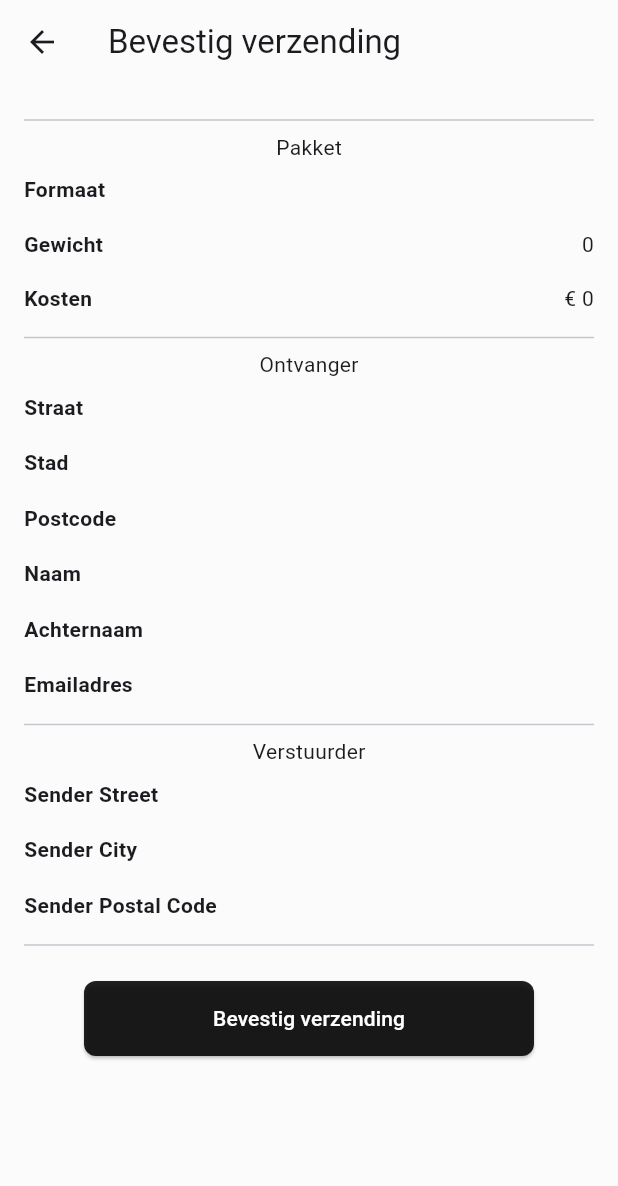
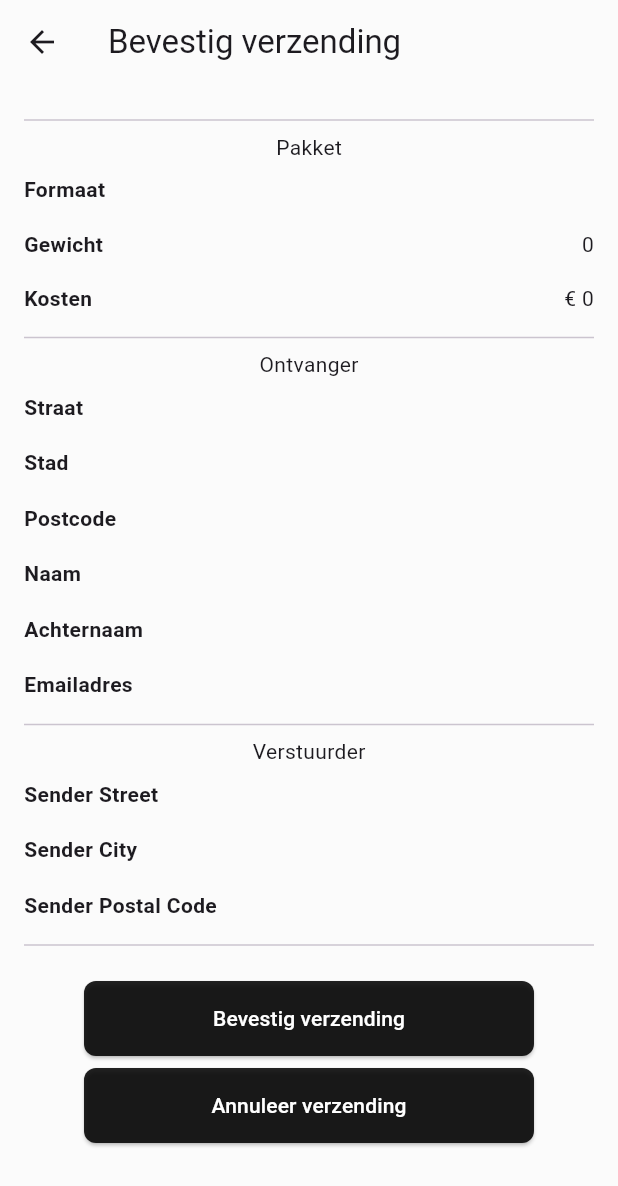
Before and after one commit to AaldertKroes/software_startup, a Flutter app: the SendPackagesConfirm screen opened directly with empty values, on a phone screen of 412 x 824 dp. Shown: the top 1186 px of the screen. Run offline on Flutter 3.47's test engine with Material 3 defaults, Android fonts, the phone set to English and light mode, and no system bars; our stand-ins replace flutter_secure_storage; accounts and stored records are empty.

Commit message:
Cancel button added to the SendPackageConfirmView

```diff
--- a/lib/views/send_package/SendPackagesConfirmView.dart
+++ b/lib/views/send_package/SendPackagesConfirmView.dart
@@ -87,6 +87,22 @@ class _SendPackagesConfirmState extends State<SendPackagesConfirm> {
               style: TextStyle(color: Colors.white),
             ),
           ),
+          const SizedBox(height: 8),
+          ElevatedButton(
+            onPressed: () => {
+              if (mounted) {
+                Navigator.popUntil(
+                context,
+                ModalRoute.withName('/home'),
+                )
+              }
+            },
+            style: CustomStyles.willemRijdtButtonStyle,
+            child: const Text(
+              "Annuleer verzending",
+              style: TextStyle(color: Colors.white),
+            ),
+          ),
         ],
         ),
       );
```
